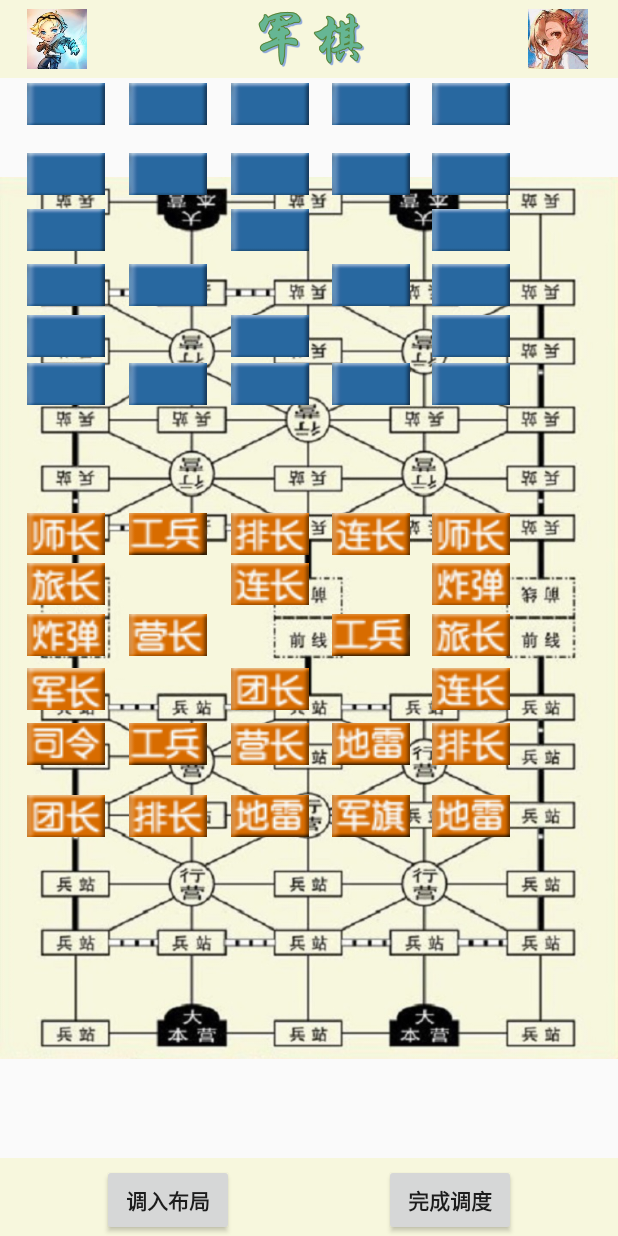
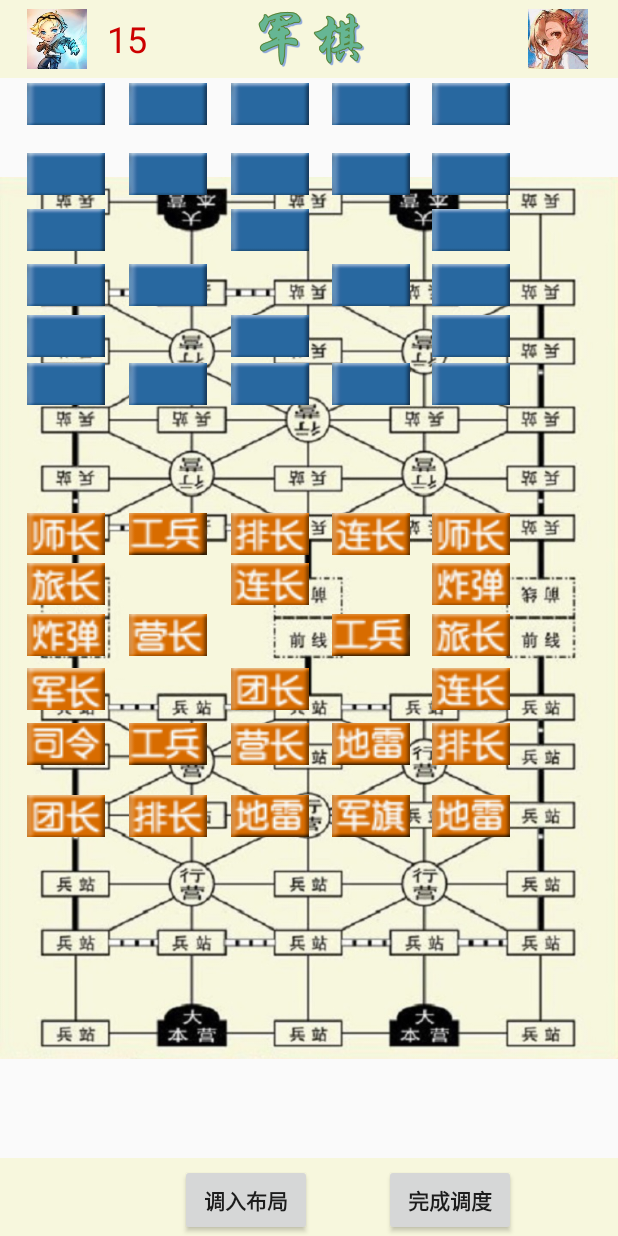
Before and after one commit to donnyyou/MilitaryChessApp, an Android app: the screen it shows after launch (MainActivity), on a phone screen of 412 x 824 dp. Run offline under Robolectric (Android 15) with nearby library versions, the phone set to English and light mode, and no system bars.

Commit message:
Add Time

```diff
--- a/app/src/main/res/layout-normal/activity_main.xml
+++ b/app/src/main/res/layout-normal/activity_main.xml
@@ -56,6 +56,19 @@
                 android:layout_width="40dp"
                 android:layout_height="40dp"
                 android:layout_centerVertical="true" />
+
+            <TextView
+                android:text="15"
+                android:layout_width="wrap_content"
+                android:layout_height="wrap_content"
+                android:layout_centerVertical="true"
+                android:layout_toRightOf="@+id/imageViewUser1"
+                android:layout_toEndOf="@+id/imageViewUser1"
+                android:layout_marginLeft="13dp"
+                android:layout_marginStart="13dp"
+                android:id="@+id/textView4"
+                android:textSize="24sp"
+                android:textColor="@android:color/holo_red_dark" />
 
         </RelativeLayout>
 
@@ -901,19 +914,6 @@
             android:background="#f7f7dd">
 
             <Button
-                android:text="调入布局"
-                android:layout_width="wrap_content"
-                android:layout_height="wrap_content"
-                android:layout_alignParentBottom="true"
-                android:layout_alignParentLeft="true"
-                android:layout_alignParentStart="true"
-                android:layout_marginLeft="68dp"
-                android:layout_marginStart="68dp"
-                android:id="@+id/button3"
-                android:layout_centerVertical="true"
-                android:textStyle="normal|bold" />
-
-            <Button
                 android:text="完成调度"
                 android:layout_width="wrap_content"
                 android:layout_height="wrap_content"
@@ -925,6 +925,18 @@
                 android:layout_alignParentEnd="true"
                 android:layout_centerVertical="true"
                 android:textStyle="normal|bold" />
+
+            <Button
+                android:text="调入布局"
+                android:layout_width="wrap_content"
+                android:layout_height="wrap_content"
+                android:id="@+id/button3"
+                android:textStyle="normal|bold"
+                android:layout_alignParentBottom="true"
+                android:layout_toLeftOf="@+id/button4"
+                android:layout_toStartOf="@+id/button4"
+                android:layout_marginRight="48dp"
+                android:layout_marginEnd="48dp" />
         </RelativeLayout>
 
     </RelativeLayout>
```
